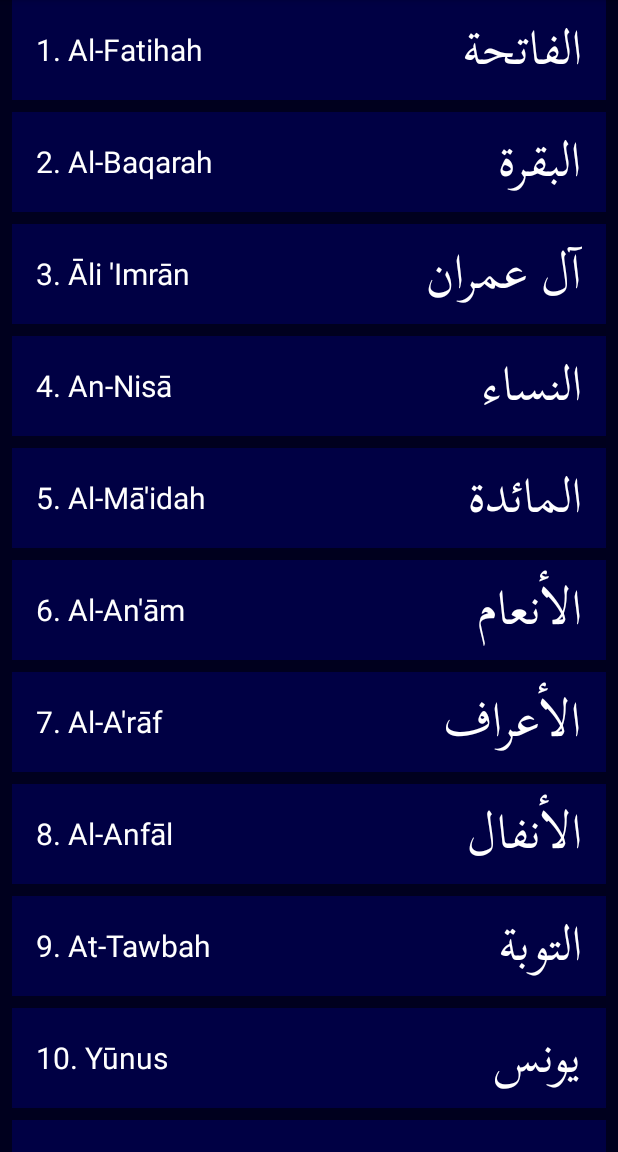
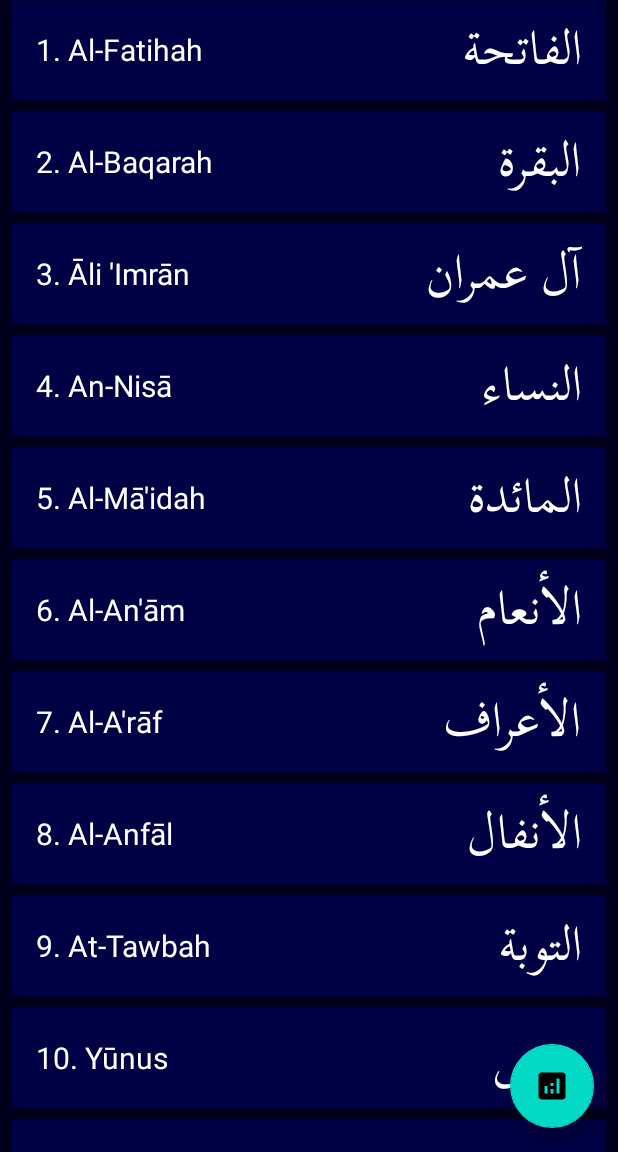
Before and after one commit to blueheron786/quran-habit, an Android app built with Jetpack Compose: the screen it shows after launch (MainActivity), on a phone screen of 412 x 824 dp, the part 84-1236 px from its top. Run offline under Robolectric (Android 15) with nearby library versions, the phone set to English and light mode, and no system bars.

Commit message:
DB tacking implementation, and a start on the UI stuff

```diff
--- /dev/null
+++ b/app/src/main/res/drawable/baseline_analytics_24.xml
@@ -0,0 +1,5 @@
+<vector xmlns:android="http://schemas.android.com/apk/res/android" android:height="32dp" android:tint="#0088FF" android:viewportHeight="24" android:viewportWidth="24" android:width="32dp">
+
+    <path android:fillColor="@android:color/white" android:pathData="M19,3L5,3c-1.1,0 -2,0.9 -2,2v14c0,1.1 0.9,2 2,2h14c1.1,0 2,-0.9 2,-2L21,5c0,-1.1 -0.9,-2 -2,-2zM9,17L7,17v-5h2v5zM13,17h-2v-3h2v3zM13,12h-2v-2h2v2zM17,17h-2L15,7h2v10z"/>
+
+</vector>
--- a/app/src/main/res/layout/activity_main.xml
+++ b/app/src/main/res/layout/activity_main.xml
@@ -1,11 +1,13 @@
 <?xml version="1.0" encoding="utf-8"?>
-<FrameLayout xmlns:android="http://schemas.android.com/apk/res/android"
+<FrameLayout
+    xmlns:android="http://schemas.android.com/apk/res/android"
+    xmlns:app="http://schemas.android.com/apk/res-auto"
+
     android:id="@+id/container"
     android:layout_width="match_parent"
     android:layout_height="match_parent">
 
     <androidx.fragment.app.FragmentContainerView
-        xmlns:app="http://schemas.android.com/apk/res-auto"
         android:id="@+id/nav_host_fragment"
         android:name="androidx.navigation.fragment.NavHostFragment"
         android:layout_width="match_parent"
@@ -18,4 +20,14 @@
         android:id="@+id/compose_view"
         android:layout_width="match_parent"
         android:layout_height="match_parent"/>
+
+    <!-- floating action button at the bottom -->
+    <com.google.android.material.floatingactionbutton.FloatingActionButton
+        android:id="@+id/fab_progress"
+        android:layout_width="wrap_content"
+        android:layout_height="wrap_content"
+        android:layout_gravity="bottom|end"
+        android:layout_margin="16dp"
+        android:contentDescription="View reading progress"
+        app:srcCompat="@drawable/baseline_analytics_24" />
 </FrameLayout>
--- a/app/src/main/res/navigation/nav_graph.xml
+++ b/app/src/main/res/navigation/nav_graph.xml
@@ -26,4 +26,9 @@
             android:name="surahNumber"
             app:argType="integer" />
     </fragment>
+
+    <fragment
+        android:id="@+id/readingProgressFragment"
+        android:name="com.quranhabit.ui.progress.ReadingProgressFragment"
+        android:label="Reading Progress" />
 </navigation>
```
Also changed, not shown: app/src/main/java/com/quranhabit/MainActivity.kt (+10 -2 lines), app/src/main/java/com/quranhabit/data/QuranDatabase.kt (+5 -5 lines), app/src/main/java/com/quranhabit/data/dao/ReadingSessionDao.kt (+17 -0 lines), app/src/main/java/com/quranhabit/ui/progress/ReadingProgressFragment.kt (added, +57 -0 lines), app/src/main/java/com/quranhabit/ui/progress/ReadingProgressViewModel.kt (added, +22 -0 lines), app/src/main/java/com/quranhabit/ui/reader/QuranReaderFragment.kt (+3 -4 lines), app/src/main/res/layout/fragment_progress.xml (added, +27 -0 lines).
